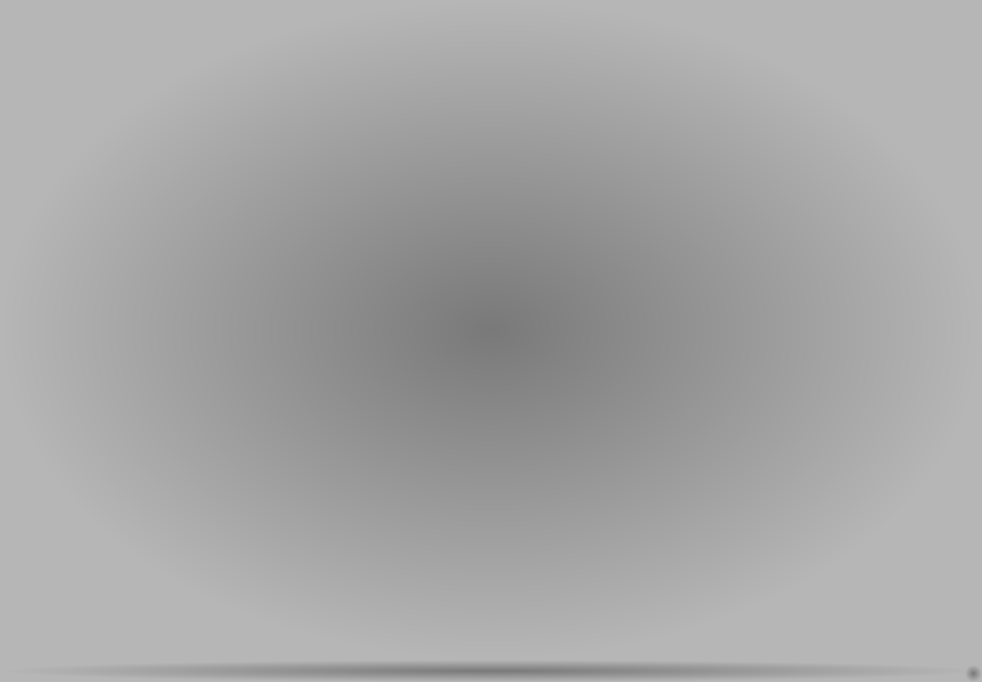
mmohammadi83/social-network, file social-network/mainwindow.ui: the form before one commit.
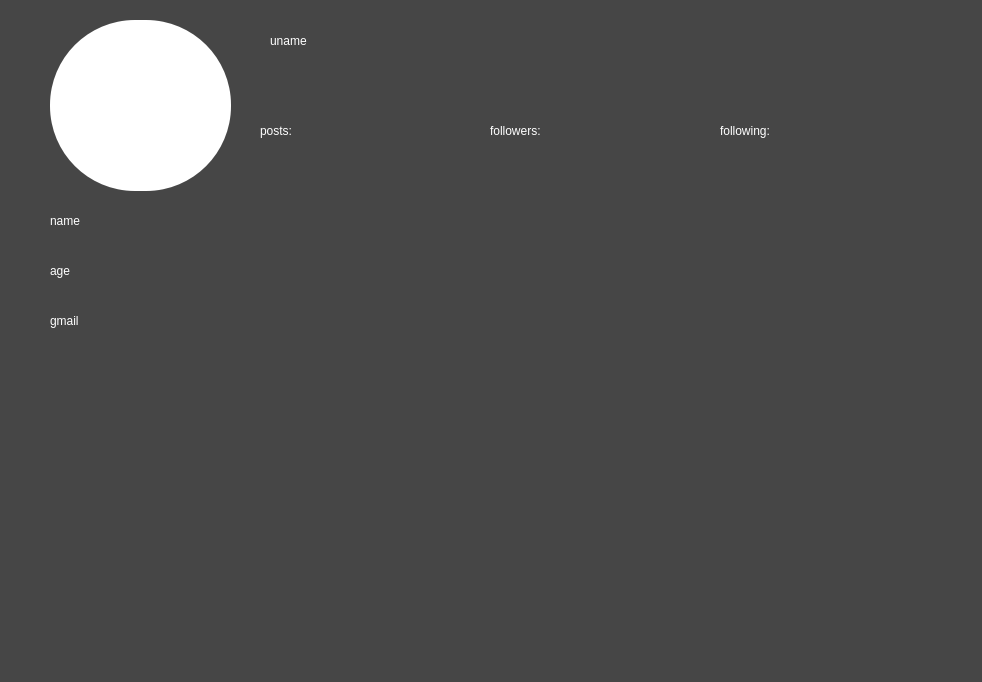
The form after the commit.

Diff of the .ui file:
```diff
--- a/social-network/mainwindow.ui
+++ b/social-network/mainwindow.ui
@@ -14,9 +14,162 @@
    <string>MainWindow</string>
   </property>
   <property name="styleSheet">
-   <string notr="true">background-color: qradialgradient(spread:pad, cx:0.5, cy:0.5, radius:0.5, fx:0.5, fy:0.5, stop:0 rgba(121, 121, 121, 255), stop:1 rgba(182, 182, 182, 255));</string>
+   <string notr="true">background-color: rgb(70, 70, 70);
+color: rgb(255, 255, 255);
+border-radius: 10px;
+font: 25 12pt &quot;Microsoft JhengHei UI Light&quot;;
+</string>
   </property>
-  <widget class="QWidget" name="centralwidget"/>
+  <widget class="QWidget" name="centralwidget">
+   <widget class="QPushButton" name="pushButton">
+    <property name="geometry">
+     <rect>
+      <x>50</x>
+      <y>20</y>
+      <width>181</width>
+      <height>171</height>
+     </rect>
+    </property>
+    <property name="styleSheet">
+     <string notr="true">border-radius: 85px;
+background-color: rgb(255, 255, 255);
+</string>
+    </property>
+    <property name="text">
+     <string/>
+    </property>
+   </widget>
+   <widget class="QLabel" name="label">
+    <property name="geometry">
+     <rect>
+      <x>260</x>
+      <y>110</y>
+      <width>91</width>
+      <height>41</height>
+     </rect>
+    </property>
+    <property name="text">
+     <string>posts:</string>
+    </property>
+   </widget>
+   <widget class="QLabel" name="label_2">
+    <property name="geometry">
+     <rect>
+      <x>490</x>
+      <y>110</y>
+      <width>91</width>
+      <height>41</height>
+     </rect>
+    </property>
+    <property name="text">
+     <string>followers:</string>
+    </property>
+   </widget>
+   <widget class="QLabel" name="label_3">
+    <property name="geometry">
+     <rect>
+      <x>720</x>
+      <y>110</y>
+      <width>91</width>
+      <height>41</height>
+     </rect>
+    </property>
+    <property name="text">
+     <string>following:</string>
+    </property>
+   </widget>
+   <widget class="QLabel" name="posts">
+    <property name="geometry">
+     <rect>
+      <x>340</x>
+      <y>110</y>
+      <width>91</width>
+      <height>41</height>
+     </rect>
+    </property>
+    <property name="text">
+     <string/>
+    </property>
+   </widget>
+   <widget class="QLabel" name="followers">
+    <property name="geometry">
+     <rect>
+      <x>590</x>
+      <y>110</y>
+      <width>91</width>
+      <height>41</height>
+     </rect>
+    </property>
+    <property name="text">
+     <string/>
+    </property>
+   </widget>
+   <widget class="QLabel" name="following">
+    <property name="geometry">
+     <rect>
+      <x>820</x>
+      <y>110</y>
+      <width>91</width>
+      <height>41</height>
+     </rect>
+    </property>
+    <property name="text">
+     <string/>
+    </property>
+   </widget>
+   <widget class="QLabel" name="name">
+    <property name="geometry">
+     <rect>
+      <x>50</x>
+      <y>200</y>
+      <width>201</width>
+      <height>41</height>
+     </rect>
+    </property>
+    <property name="text">
+     <string>name</string>
+    </property>
+   </widget>
+   <widget class="QLabel" name="age">
+    <property name="geometry">
+     <rect>
+      <x>50</x>
+      <y>250</y>
+      <width>191</width>
+      <height>41</height>
+     </rect>
+    </property>
+    <property name="text">
+     <string>age</string>
+    </property>
+   </widget>
+   <widget class="QLabel" name="gmail">
+    <property name="geometry">
+     <rect>
+      <x>50</x>
+      <y>300</y>
+      <width>271</width>
+      <height>41</height>
+     </rect>
+    </property>
+    <property name="text">
+     <string>gmail</string>
+    </property>
+   </widget>
+   <widget class="QLabel" name="uname">
+    <property name="geometry">
+     <rect>
+      <x>270</x>
+      <y>20</y>
+      <width>421</width>
+      <height>41</height>
+     </rect>
+    </property>
+    <property name="text">
+     <string>uname</string>
+    </property>
+   </widget>
+  </widget>
   <widget class="QMenuBar" name="menubar">
    <property name="geometry">
     <rect>
```
Left out of the diff: 2 changed lines with no effect on the pictures.
